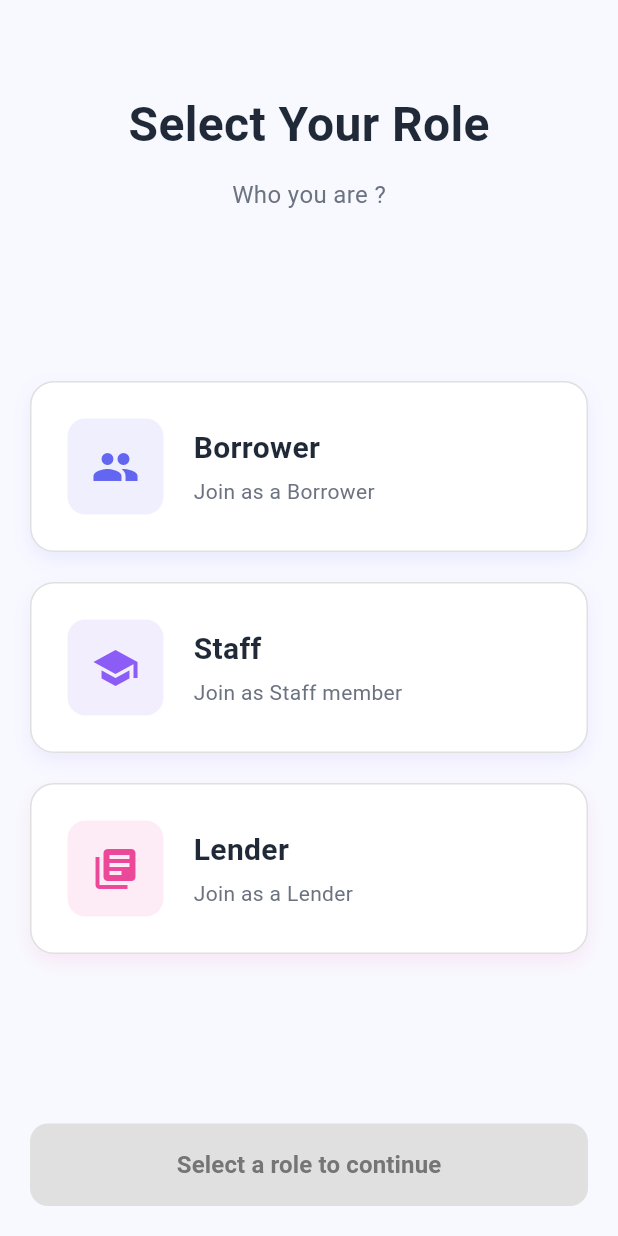
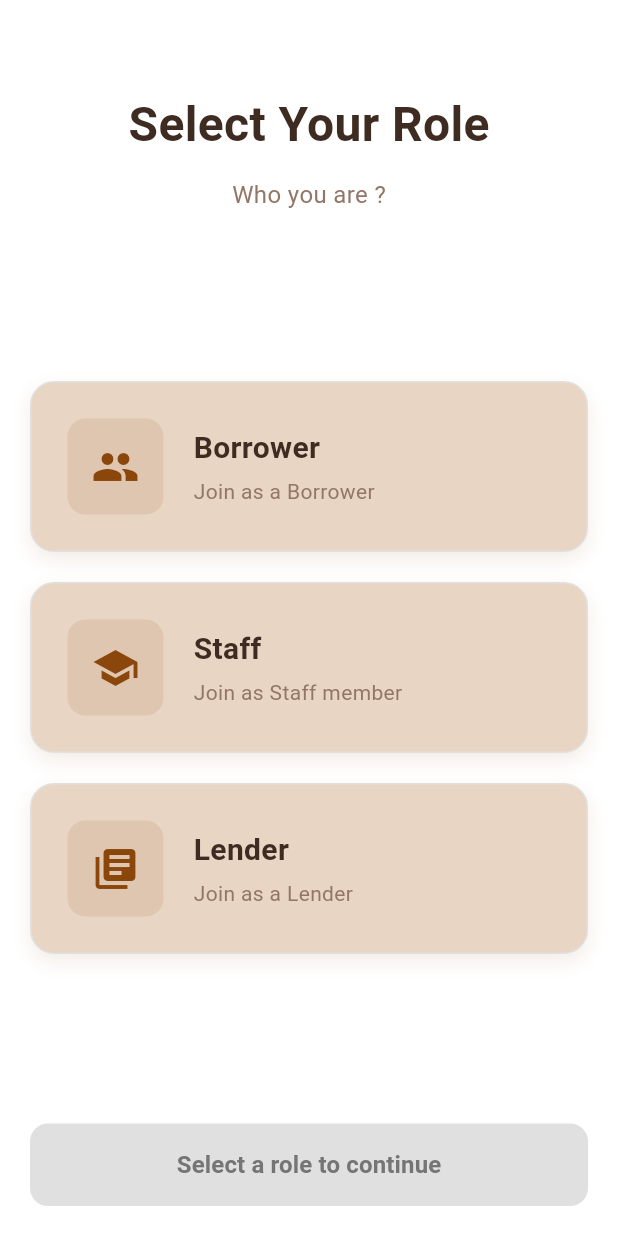
Before and after one commit to kimmysoybad404/project_mobile, a Flutter app: the screen it shows after launch, on a phone screen of 412 x 824 dp. Run offline on Flutter 3.47's test engine with Material 3 defaults, Android fonts, the phone set to English and light mode, and no system bars.

Commit message:
Complete : Identify UI

```diff
--- a/lib/identify_page.dart
+++ b/lib/identify_page.dart
@@ -16,25 +16,25 @@ class _IdentifyPageState extends State<IdentifyPage> {
       {
         "icon": Icons.people,
         "title": "Borrower",
-        "color": Color(0xFF6366F1),
-        "description": "Join as a Borrower"
+        "color": const Color.fromARGB(255, 139, 70, 12),
+        "description": "Join as a Borrower",
       },
       {
         "icon": Icons.school,
         "title": "Staff",
-        "color": Color(0xFF8B5CF6),
-        "description": "Join as Staff member"
+        "color": const Color.fromARGB(255, 139, 70, 12),
+        "description": "Join as Staff member",
       },
       {
         "icon": Icons.library_books,
         "title": "Lender",
-        "color": Color(0xFFEC4899),
-        "description": "Join as a Lender"
+        "color": const Color.fromARGB(255, 139, 70, 12),
+        "description": "Join as a Lender",
       },
     ];
 
     return Scaffold(
-      backgroundColor: Color(0xFFF8F9FF),
+      backgroundColor: Colors.white,
       body: Column(
         children: [
           Container(
@@ -46,7 +46,7 @@ class _IdentifyPageState extends State<IdentifyPage> {
                   style: TextStyle(
                     fontSize: 32,
                     fontWeight: FontWeight.bold,
-                    color: Color(0xFF1F2937),
+                    color: Color(0xFF3E2C23),
                   ),
                 ),
                 SizedBox(height: 12),
@@ -54,7 +54,7 @@ class _IdentifyPageState extends State<IdentifyPage> {
                   "Who you are ?",
                   style: TextStyle(
                     fontSize: 16,
-                    color: Color(0xFF6B7280),
+                    color: Color.fromARGB(255, 146, 118, 103),
                   ),
                 ),
               ],
@@ -84,21 +84,28 @@ class _IdentifyPageState extends State<IdentifyPage> {
                           decoration: BoxDecoration(
                             gradient: LinearGradient(
                               colors: isSelected
-                                  ? [role["color"], role["color"].withOpacity(0.7)]
-                                  : [Colors.white, Colors.white],
+                                  ? [
+                                      role["color"],
+                                      role["color"].withOpacity(0.7),
+                                    ]
+                                  : [Color(0xFFE8D5C4), Color(0xFFE8D5C4)],
                               begin: Alignment.topLeft,
                               end: Alignment.bottomRight,
                             ),
                             borderRadius: BorderRadius.circular(16),
                             boxShadow: [
                               BoxShadow(
-                                color: role["color"].withOpacity(isSelected ? 0.4 : 0.1),
+                                color: role["color"].withOpacity(
+                                  isSelected ? 0.4 : 0.1,
+                                ),
                                 blurRadius: isSelected ? 20 : 10,
                                 offset: Offset(0, isSelected ? 10 : 5),
                               ),
                             ],
                             border: Border.all(
-                              color: isSelected ? role["color"] : Colors.grey[300]!,
+                              color: isSelected
+                                  ? role["color"]
+                                  : Colors.grey[300]!,
                               width: isSelected ? 2 : 1,
                             ),
                           ),
@@ -109,26 +116,33 @@ class _IdentifyPageState extends State<IdentifyPage> {
                                 Container(
                                   padding: EdgeInsets.all(16),
                                   decoration: BoxDecoration(
-                                    color: role["color"].withOpacity(isSelected ? 0.2 : 0.1),
+                                    color: role["color"].withOpacity(
+                                      isSelected ? 0.2 : 0.1,
+                                    ),
                                     borderRadius: BorderRadius.circular(12),
                                   ),
                                   child: Icon(
                                     role["icon"],
                                     size: 32,
-                                    color: role["color"],
+                                    color: isSelected
+                                              ? Colors.white
+                                              : role["color"],
                                   ),
                                 ),
                                 SizedBox(width: 20),
                                 Expanded(
                                   child: Column(
-                                    crossAxisAlignment: CrossAxisAlignment.start,
+                                    crossAxisAlignment:
+                                        CrossAxisAlignment.start,
                                     children: [
                                       Text(
                                         role["title"],
                                         style: TextStyle(
                                           fontSize: 20,
                                           fontWeight: FontWeight.bold,
-                                          color: isSelected ? Colors.white : Color(0xFF1F2937),
+                                          color: isSelected
+                                              ? Colors.white
+                                              : Color(0xFF3E2C23),
                                         ),
                                       ),
                                       SizedBox(height: 4),
@@ -136,14 +150,25 @@ class _IdentifyPageState extends State<IdentifyPage> {
                                         role["description"],
                                         style: TextStyle(
                                           fontSize: 14,
-                                          color: isSelected ? Colors.white70 : Color(0xFF6B7280),
+                                          color: isSelected
+                                              ? Colors.white70
+                                              : Color.fromARGB(
+                                                  255,
+                                                  146,
+                                                  118,
+                                                  103,
+                                                ),
                                         ),
                                       ),
                                     ],
                                   ),
                                 ),
                                 if (isSelected)
-                                  Icon(Icons.check_circle, color: Colors.white, size: 28),
+                                  Icon(
+                                    Icons.check_circle,
+                                    color: Colors.white,
+                                    size: 28,
+                                  ),
                               ],
                             ),
                           ),
@@ -165,7 +190,9 @@ class _IdentifyPageState extends State<IdentifyPage> {
                     // Handle role selection
                     ScaffoldMessenger.of(context).showSnackBar(
                       SnackBar(
-                        content: Text("You selected ${roles[selectedIndex!]["title"]}"),
+                        content: Text(
+                          "You selected ${roles[selectedIndex!]["title"]}",
+                        ),
                       ),
                     );
                   },
@@ -178,7 +205,11 @@ class _IdentifyPageState extends State<IdentifyPage> {
                   ),
                   child: Text(
                     "Continue",
-                    style: TextStyle(fontSize: 16, fontWeight: FontWeight.bold, color: Colors.white),
+                    style: TextStyle(
+                      fontSize: 16,
+                      fontWeight: FontWeight.bold,
+                      color: Colors.white,
+                    ),
                   ),
                 ),
               ),
@@ -200,7 +231,11 @@ class _IdentifyPageState extends State<IdentifyPage> {
                   ),
                   child: Text(
                     "Select a role to continue",
-                    style: TextStyle(fontSize: 16, fontWeight: FontWeight.bold, color: Colors.grey[600]),
+                    style: TextStyle(
+                      fontSize: 16,
+                      fontWeight: FontWeight.bold,
+                      color: Colors.grey[600],
+                    ),
                   ),
                 ),
               ),
```
Also changed, not shown: pubspec.lock.
